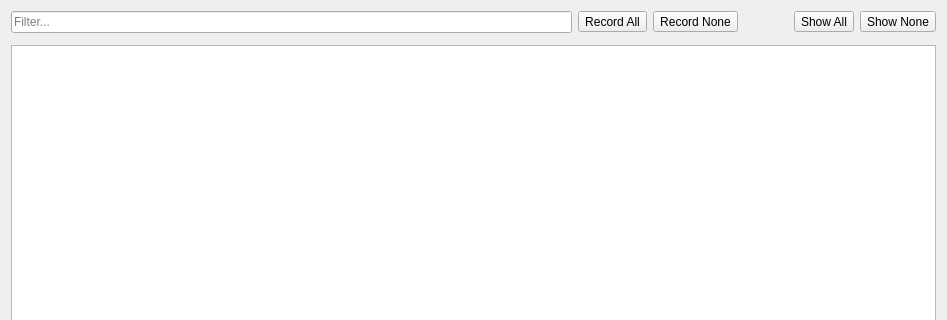
First picture: the form in plugins/connectivityinspector/filterwidget.ui, repository chgans/GammaRay, before the edit; both pictures show x 0 to 947 and y 0 to 320 of the 947 by 535 pixel window.
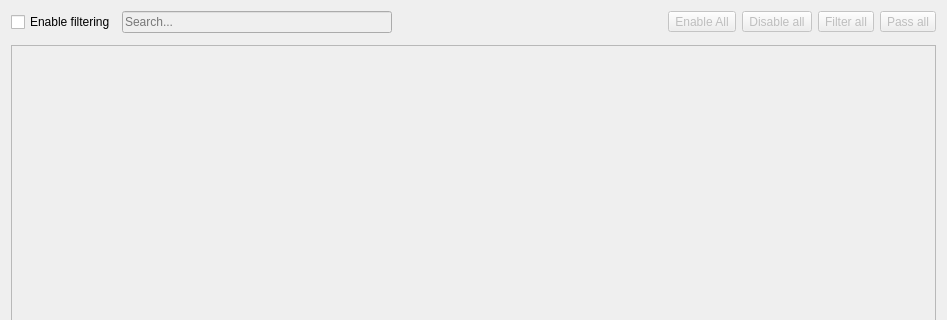
Second picture: the form after the edit. Custom widgets are drawn as their Qt base class.

```diff
--- a/plugins/connectivityinspector/filterwidget.ui
+++ b/plugins/connectivityinspector/filterwidget.ui
@@ -19,54 +19,73 @@
      <property name="bottomMargin">
       <number>6</number>
      </property>
+     <item>
+      <widget class="QCheckBox" name="enableFilteringCheckBox">
+       <property name="text">
+        <string>Enable filtering</string>
+       </property>
+      </widget>
+     </item>
      <item>
       <widget class="QLineEdit" name="searchLine">
+       <property name="enabled">
+        <bool>false</bool>
+       </property>
        <property name="placeholderText">
-        <string>Filter...</string>
+        <string>Search...</string>
        </property>
       </widget>
      </item>
      <item>
-      <widget class="QToolButton" name="recordAllButton">
-       <property name="text">
-        <string>Record All</string>
-       </property>
-      </widget>
-     </item>
-     <item>
-      <widget class="QToolButton" name="recordNoneButton">
-       <property name="text">
-        <string>Record None</string>
-       </property>
-      </widget>
-     </item>
-     <item>
-      <spacer name="horizontalSpacer">
+      <spacer name="horizontalSpacer_2">
        <property name="orientation">
         <enum>Qt::Horizontal</enum>
        </property>
-       <property name="sizeType">
-        <enum>QSizePolicy::Maximum</enum>
-       </property>
        <property name="sizeHint" stdset="0">
         <size>
-         <width>50</width>
-         <height>0</height>
+         <width>40</width>
+         <height>20</height>
         </size>
        </property>
       </spacer>
      </item>
      <item>
-      <widget class="QToolButton" name="showAllButton">
+      <widget class="QToolButton" name="enableAllButton">
+       <property name="enabled">
+        <bool>false</bool>
+       </property>
        <property name="text">
-        <string>Show All</string>
+        <string>Enable All</string>
        </property>
       </widget>
      </item>
      <item>
-      <widget class="QToolButton" name="showNonoeButton">
+      <widget class="QToolButton" name="disableAllButton">
+       <property name="enabled">
+        <bool>false</bool>
+       </property>
        <property name="text">
-        <string>Show None</string>
+        <string>Disable all</string>
+       </property>
+      </widget>
+     </item>
+     <item>
+      <widget class="QToolButton" name="filterAllButton">
+       <property name="enabled">
+        <bool>false</bool>
+       </property>
+       <property name="text">
+        <string>Filter all</string>
+       </property>
+      </widget>
+     </item>
+     <item>
+      <widget class="QToolButton" name="passAllButton">
+       <property name="enabled">
+        <bool>false</bool>
+       </property>
+       <property name="text">
+        <string>Pass all</string>
        </property>
       </widget>
      </item>
@@ -74,6 +93,9 @@
    </item>
    <item>
     <widget class="GammaRay::DeferredTreeView" name="treeView">
+     <property name="enabled">
+      <bool>false</bool>
+     </property>
      <property name="sizePolicy">
       <sizepolicy hsizetype="Expanding" vsizetype="Expanding">
        <horstretch>0</horstretch>
```
Left out of the diff: 102 changed lines with no effect on the pictures.
